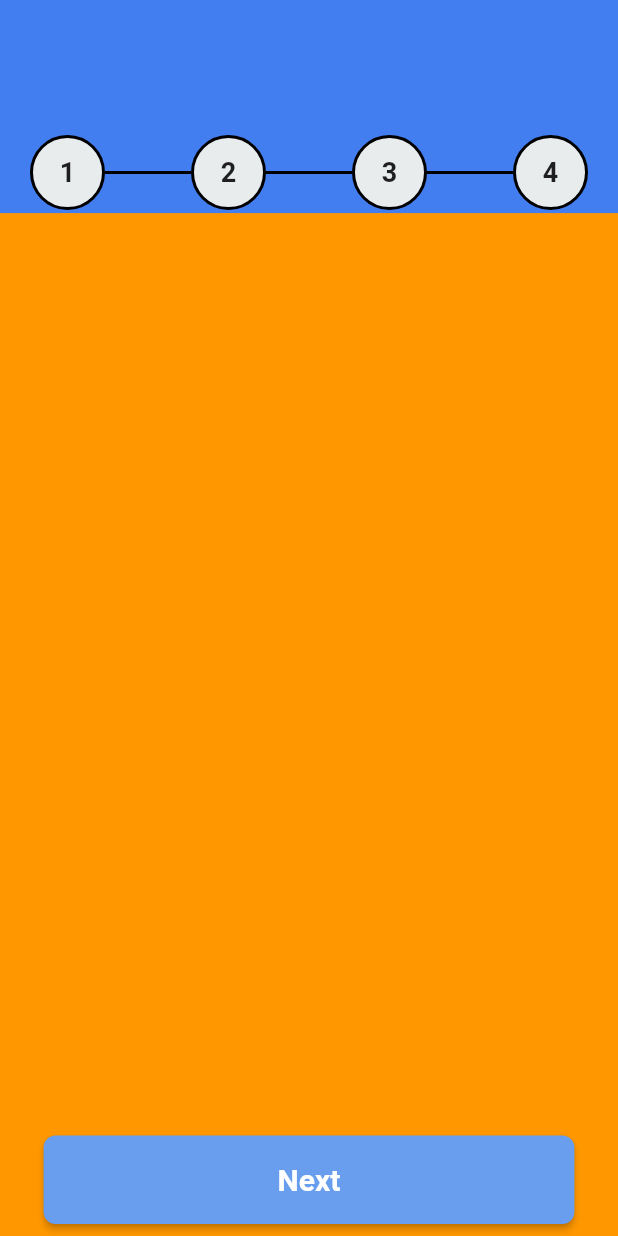
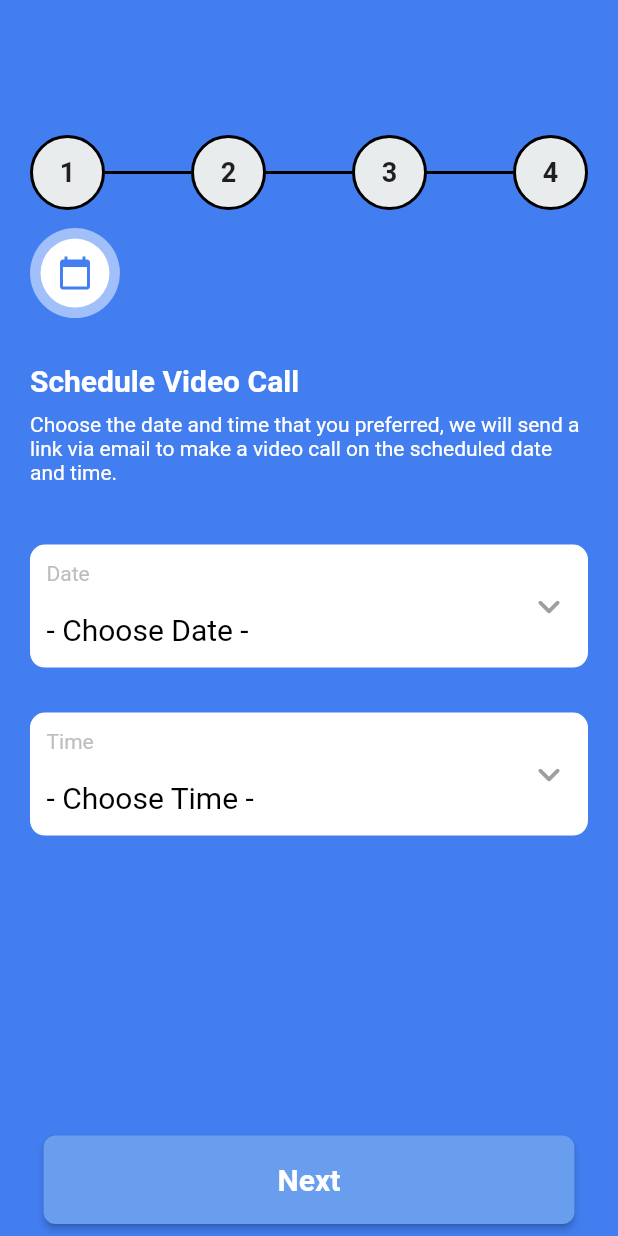
Before and after one commit to arpit-it/dkatalis_flutter_test, a Flutter app: the screen it shows after launch, swiped to page 4, on a phone screen of 412 x 824 dp. Run offline on Flutter 3.47's test engine with Material 2 defaults, Android fonts, the phone set to English and light mode, and no system bars; our stand-ins replace get.

Commit message:
fix: added schedule video call screen

```diff
--- a/lib/screens/registration_home/registration_home.dart
+++ b/lib/screens/registration_home/registration_home.dart
@@ -5,6 +5,7 @@ import 'package:flutter/material.dart';
 import 'package:get/get.dart';
 
 import 'controllers/registration_home_controller.dart';
+import 'widgets/calendar_selection.dart';
 import 'widgets/registration_email.dart';
 import 'widgets/registration_screen_counter.dart';
 import 'widgets/registration_home_back_button.dart';
@@ -60,9 +61,7 @@ class RegistrationHome extends GetView<RegistrationHomeController> {
                               case 2:
                                 return PersonalInformation();
                               case 3:
-                                return Container(
-                                  color: Colors.orange,
-                                );
+                                return VideoCallScheduler();
                               default:
                                 return Container(
                                   color: Colors.pink,
--- /dev/null
+++ b/lib/screens/registration_home/widgets/calendar_animation.dart
@@ -0,0 +1,65 @@
+import 'package:dkatalis_demo/utilities/project_colors.dart';
+import 'package:flutter/material.dart';
+
+class CalendarIconAnimation extends StatefulWidget {
+  @override
+  _CalendarIconAnimationState createState() => _CalendarIconAnimationState();
+}
+
+class _CalendarIconAnimationState extends State<CalendarIconAnimation>
+    with TickerProviderStateMixin {
+  late AnimationController animationController;
+
+  @override
+  void initState() {
+    super.initState();
+    animationController = AnimationController(
+      vsync: this,
+      duration: Duration(seconds: 1),
+    )
+      ..forward()
+      ..repeat(reverse: true);
+  }
+
+  @override
+  Widget build(BuildContext context) {
+    return SizedBox(
+      height: 60,
+      width: 60,
+      child: Center(
+        child: AnimatedBuilder(
+          animation: animationController,
+          builder: (context, child) {
+            return Container(
+              decoration: ShapeDecoration(
+                color: Colors.white.withOpacity(0.5),
+                shape: CircleBorder(),
+              ),
+              child: Padding(
+                padding: EdgeInsets.all(10.0 * animationController.value),
+                child: child,
+              ),
+            );
+          },
+          child: Container(
+            decoration: ShapeDecoration(
+              color: Colors.white,
+              shape: CircleBorder(),
+            ),
+            child: IconButton(
+              onPressed: () {},
+              color: ProjectColors.BACKGROUND_BLUE,
+              icon: Icon(Icons.calendar_today, size: 24),
+            ),
+          ),
+        ),
+      ),
+    );
+  }
+
+  @override
+  void dispose() {
+    animationController.dispose();
+    super.dispose();
+  }
+}
--- /dev/null
+++ b/lib/screens/registration_home/widgets/calendar_selection.dart
@@ -0,0 +1,62 @@
+import 'package:dkatalis_demo/screens/registration_home/widgets/vc_date_picker.dart';
+import 'package:dkatalis_demo/screens/registration_home/widgets/calendar_animation.dart';
+import 'package:dkatalis_demo/screens/registration_home/widgets/vc_time_picker.dart';
+import 'package:flutter/material.dart';
+
+class VideoCallScheduler extends StatelessWidget {
+  const VideoCallScheduler({Key? key}) : super(key: key);
+
+  @override
+  Widget build(BuildContext context) {
+    return SizedBox.expand(
+      child: Padding(
+        padding: const EdgeInsets.only(left: 20.0, right: 20.0, top: 10),
+        child: Column(
+          mainAxisSize: MainAxisSize.min,
+          crossAxisAlignment: CrossAxisAlignment.start,
+          children: [
+            CalendarIconAnimation(),
+            SizedBox(
+              height: 30,
+            ),
+            Text(
+              'Schedule Video Call',
+              style: TextStyle(
+                color: Colors.white,
+                fontSize: 20,
+                fontWeight: FontWeight.bold,
+              ),
+            ),
+            SizedBox(
+              height: 10,
+            ),
+            Text(
+              'Choose the date and time that you preferred, we will send a link via email to make a video call on the scheduled date and time.',
+              style: TextStyle(
+                color: Colors.white,
+                fontSize: 14,
+              ),
+            ),
+            SizedBox(
+              height: 40,
+            ),
+            VCDatePicker(
+              selectedDate: null,
+              onDateChanged: (date) {
+                print(date.toString());
+              },
+            ),
+            SizedBox(
+              height: 30,
+            ),
+            VCTimePicker(
+                selectedTime: null,
+                onDateChanged: (time) {
+                  print(time.toString());
+                })
+          ],
+        ),
+      ),
+    );
+  }
+}
--- a/lib/screens/registration_home/widgets/personal_info_dropdown.dart
+++ b/lib/screens/registration_home/widgets/personal_info_dropdown.dart
@@ -5,7 +5,6 @@ class PersonalInfoDropdown<String> extends StatelessWidget {
   final ValueChanged<String?>? onChanged;
   final String? value;
   final String title;
-  final bool isEnabled;
 
   PersonalInfoDropdown.fromListOfStrings({
     Key? key,
@@ -13,7 +12,6 @@ class PersonalInfoDropdown<String> extends StatelessWidget {
     required List<String> list,
     required this.onChanged,
     this.value,
-    this.isEnabled = true,
   }) {
     List<DropdownMenuItem<String>> items = [];
     for (var item in list) {
@@ -27,9 +25,7 @@ class PersonalInfoDropdown<String> extends StatelessWidget {
 
   @override
   Widget build(BuildContext context) {
-    return IgnorePointer(
-      ignoring: !isEnabled,
-      child: Container(
+    return Container(
       padding: const EdgeInsets.only(left: 10.0, right: 10.0),
       decoration: BoxDecoration(
         borderRadius: const BorderRadius.all(Radius.circular(10.0)),
@@ -37,11 +33,11 @@ class PersonalInfoDropdown<String> extends StatelessWidget {
           color: Colors.white,
           width: 1,
         ),
-            color: isEnabled ? Colors.white : Colors.grey.withAlpha(100)),
+        color: Colors.white,
+      ),
       child: SizedBox(
         height: 75,
         child: Stack(
-            fit: StackFit.passthrough,
           children: [
             Column(
               mainAxisSize: MainAxisSize.min,
@@ -51,8 +47,7 @@ class PersonalInfoDropdown<String> extends StatelessWidget {
                   padding: const EdgeInsets.only(top: 10),
                   child: Text(
                     '$title',
-                      style:
-                          TextStyle(color: Colors.grey.shade400, fontSize: 14),
+                    style: TextStyle(color: Colors.grey.shade400, fontSize: 14),
                   ),
                 ),
                 DropdownButtonHideUnderline(
@@ -61,7 +56,8 @@ class PersonalInfoDropdown<String> extends StatelessWidget {
                     icon: Container(),
                     style: TextStyle(
                       fontSize: 20.0,
-                          color: isEnabled ? Colors.black : Colors.grey[700]),
+                      color: Colors.black,
+                    ),
                     items: dropdownMenuItemList,
                     hint: Text('- Choose Option -'),
                     onChanged: onChanged,
@@ -77,9 +73,8 @@ class PersonalInfoDropdown<String> extends StatelessWidget {
                 size: 30,
                 color: Colors.grey,
               ),
-              )
+            ),
           ],
-          ),
         ),
       ),
     );
--- /dev/null
+++ b/lib/screens/registration_home/widgets/vc_date_picker.dart
@@ -0,0 +1,117 @@
+import 'package:flutter/cupertino.dart';
+import 'package:flutter/material.dart';
+
+class VCDatePicker extends StatelessWidget {
+  const VCDatePicker(
+      {Key? key, required this.selectedDate, required this.onDateChanged})
+      : super(key: key);
+  final DateTime? selectedDate;
+  final Function(DateTime) onDateChanged;
+  @override
+  Widget build(BuildContext context) {
+    return Container(
+      padding: const EdgeInsets.all(10),
+      decoration: BoxDecoration(
+        borderRadius: const BorderRadius.all(Radius.circular(10.0)),
+        border: Border.all(
+          color: Colors.white,
+          width: 1,
+        ),
+        color: Colors.white,
+      ),
+      child: InkWell(
+        onTap: () => _selectDate(context),
+        child: SizedBox(
+          height: 60,
+          child: Stack(
+            children: [
+              Column(
+                mainAxisSize: MainAxisSize.min,
+                crossAxisAlignment: CrossAxisAlignment.start,
+                children: [
+                  Text(
+                    'Date',
+                    style: TextStyle(color: Colors.grey.shade400, fontSize: 14),
+                  ),
+                  SizedBox(
+                    height: 18,
+                  ),
+                  Text(
+                    _getReadableDate(),
+                    style: TextStyle(
+                      fontSize: 20.0,
+                      color: Colors.black,
+                    ),
+                  ),
+                ],
+              ),
+              Align(
+                alignment: Alignment.centerRight,
+                child: Icon(
+                  Icons.keyboard_arrow_down_rounded,
+                  size: 30,
+                  color: Colors.grey,
+                ),
+              ),
+            ],
+          ),
+        ),
+      ),
+    );
+  }
+
+  _selectDate(BuildContext context) async {
+    final ThemeData theme = Theme.of(context);
+    switch (theme.platform) {
+      case TargetPlatform.android:
+      case TargetPlatform.fuchsia:
+      case TargetPlatform.linux:
+      case TargetPlatform.windows:
+        return _buildMaterialDatePicker(context);
+      case TargetPlatform.iOS:
+      case TargetPlatform.macOS:
+        return _buildCupertinoDatePicker(context);
+    }
+  }
+
+  _buildMaterialDatePicker(BuildContext context) async {
+    final DateTime? picked = await showDatePicker(
+      context: context,
+      initialDate: selectedDate ?? DateTime.now(),
+      firstDate: DateTime.now(),
+      lastDate: DateTime.now().add(Duration(days: 30)),
+    );
+    if (picked != null && picked != selectedDate) {
+      onDateChanged(picked);
+    }
+  }
+
+  _buildCupertinoDatePicker(BuildContext context) {
+    showModalBottomSheet(
+        context: context,
+        builder: (BuildContext builder) {
+          return Container(
+            height: MediaQuery.of(context).copyWith().size.height / 3,
+            color: Colors.white,
+            child: CupertinoDatePicker(
+              mode: CupertinoDatePickerMode.date,
+              onDateTimeChanged: (picked) {
+                if (picked != selectedDate) {
+                  onDateChanged(picked);
+                }
+              },
+              initialDateTime: selectedDate ?? DateTime.now(),
+              minimumDate: DateTime.now(),
+              maximumDate: DateTime.now().add(Duration(days: 30)),
+            ),
+          );
+        });
+  }
+
+  String _getReadableDate() {
+    if (selectedDate != null) {
+      return '${selectedDate!.day}-${selectedDate!.month}-${selectedDate!.year}';
+    }
+    return '- Choose Date -';
+  }
+}
--- /dev/null
+++ b/lib/screens/registration_home/widgets/vc_time_picker.dart
@@ -0,0 +1,78 @@
+import 'package:flutter/cupertino.dart';
+import 'package:flutter/material.dart';
+
+class VCTimePicker extends StatelessWidget {
+  const VCTimePicker(
+      {Key? key, required this.selectedTime, required this.onDateChanged})
+      : super(key: key);
+  final TimeOfDay? selectedTime;
+  final Function(TimeOfDay) onDateChanged;
+  @override
+  Widget build(BuildContext context) {
+    return Container(
+      padding: const EdgeInsets.all(10),
+      decoration: BoxDecoration(
+        borderRadius: const BorderRadius.all(Radius.circular(10.0)),
+        border: Border.all(
+          color: Colors.white,
+          width: 1,
+        ),
+        color: Colors.white,
+      ),
+      child: InkWell(
+        onTap: () => _selectTime(context),
+        child: SizedBox(
+          height: 60,
+          child: Stack(
+            children: [
+              Column(
+                mainAxisSize: MainAxisSize.min,
+                crossAxisAlignment: CrossAxisAlignment.start,
+                children: [
+                  Text(
+                    'Time',
+                    style: TextStyle(color: Colors.grey.shade400, fontSize: 14),
+                  ),
+                  SizedBox(
+                    height: 18,
+                  ),
+                  Text(
+                    _getReadableTime(context),
+                    style: TextStyle(
+                      fontSize: 20.0,
+                      color: Colors.black,
+                    ),
+                  ),
+                ],
+              ),
+              Align(
+                alignment: Alignment.centerRight,
+                child: Icon(
+                  Icons.keyboard_arrow_down_rounded,
+                  size: 30,
+                  color: Colors.grey,
+                ),
+              ),
+            ],
+          ),
+        ),
+      ),
+    );
+  }
+
+  void _selectTime(BuildContext context) async {
+    final TimeOfDay? newTime = await showTimePicker(
+      context: context,
+      initialTime: selectedTime ??
+          TimeOfDay(hour: DateTime.now().hour, minute: DateTime.now().minute),
+    );
+    if (newTime != null) {}
+  }
+
+  String _getReadableTime(BuildContext context) {
+    if (selectedTime != null) {
+      return '${selectedTime!.format(context)}';
+    }
+    return '- Choose Time -';
+  }
+}
```
Lines whose indentation alone changed are shown as unchanged.
